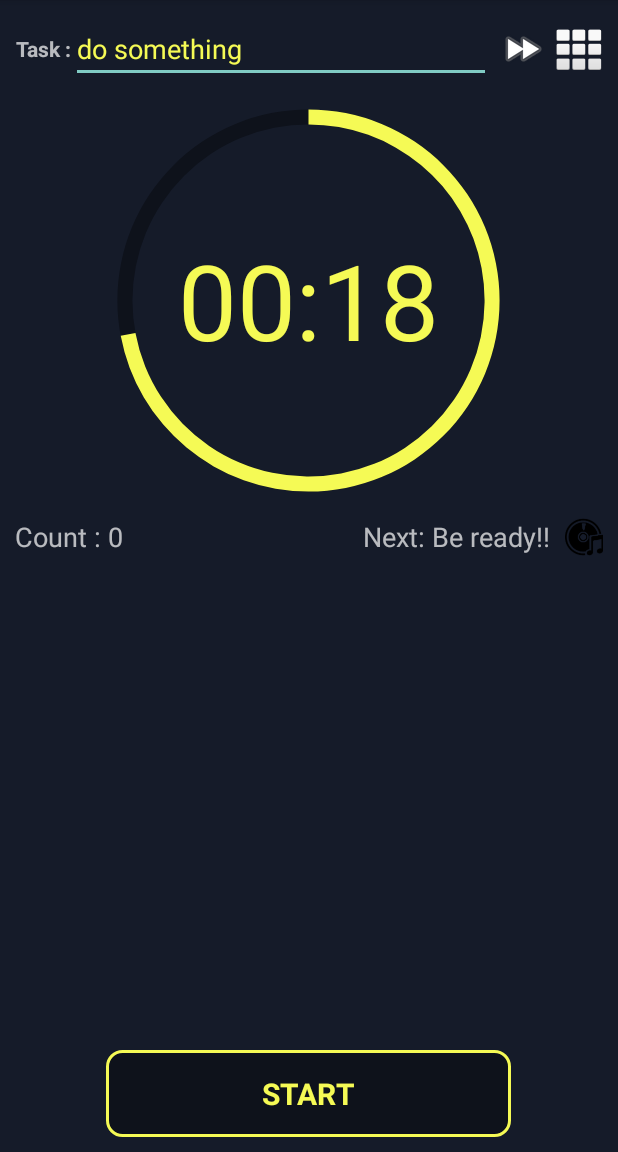
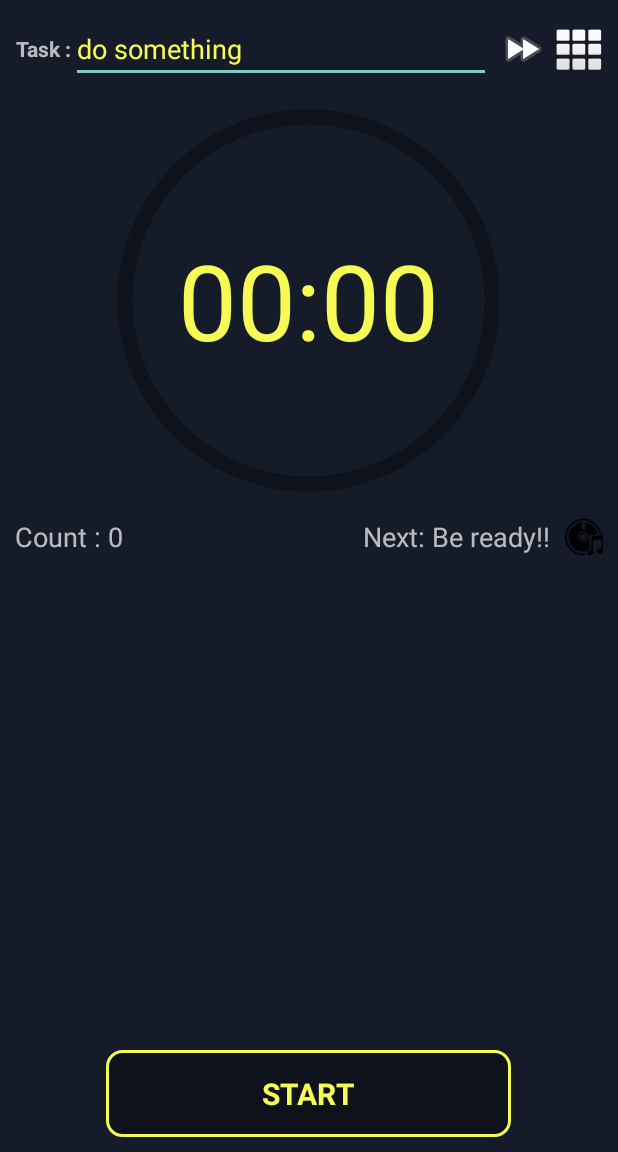
Before and after one commit to thanhtd1987/Pomorodo-Technique, an Android app: the screen it shows after launch (MainActivity), after a tap on "STOP", on a phone screen of 412 x 824 dp, the part 84-1236 px from its top. Run offline under Robolectric (Android 15) with nearby library versions, the light colour scheme and no system bars; 3 other taps on this screen came first.

Commit message:
[UI] change reset + init time

```diff
--- a/app/src/main/java/com/funwolrd/pomodorotechnique/common/views/CircleCountDownTimer.java
+++ b/app/src/main/java/com/funwolrd/pomodorotechnique/common/views/CircleCountDownTimer.java
@@ -60,7 +60,7 @@ public class CircleCountDownTimer extends RelativeLayout implements CountDownTim
         }
         mCountDownTimer = new CountDownTimer(mTimeCountInMilliSeconds, COUNT_DOWN_INTERVAL) {
             boolean blink = false;
-            int count = 0;
+            int countTimeForBlink = 0;
             @Override
             public void onTick(long millisUntilFinished) {
                 tvTime.setText(Utils.msTimeFormatter(millisUntilFinished));
@@ -80,21 +80,20 @@ public class CircleCountDownTimer extends RelativeLayout implements CountDownTim
                     }, COUNT_DOWN_INTERVAL);
                 }*/
                 if (isWarningOutOfRestTime && Utils.isInWarningTime(millisUntilFinished, WARNING_TIME_IN_SECOND)) {
-                    tvTime.setTextColor(getResources().getColor(R.color.warning_color));
-                    if (count == 10) {
+                    if (countTimeForBlink == 10) {
+                        tvTime.setTextColor(getResources().getColor(R.color.warning_color));
                         tvTime.setVisibility(blink ? INVISIBLE : VISIBLE);
                         blink = !blink;
-                        count = 0;
+                        countTimeForBlink = 0;
                     } else {
-                        count++;
+                        countTimeForBlink++;
                     }
                 }
             }
 
             @Override
             public void onFinish() {
-                tvTime.setVisibility(VISIBLE);
-                tvTime.setTextColor(getResources().getColor(R.color.colorYellow));
+                resetTimer();
                 mCallback.onFinishCountDown();
             }
         }.start();
@@ -106,6 +105,7 @@ public class CircleCountDownTimer extends RelativeLayout implements CountDownTim
     public void stopCountDown() {
         mCountDownTimer.cancel();
         mCountDownTimer = null;
+        resetTimer();
         mCallback.onStopCountDown();
     }
 
@@ -124,4 +124,11 @@ public class CircleCountDownTimer extends RelativeLayout implements CountDownTim
         progressBarCircle.setProgress((int) mTimeCountInMilliSeconds / COUNT_DOWN_INTERVAL);
     }
 
+    private void resetTimer () {
+        tvTime.setVisibility(VISIBLE);
+        tvTime.setTextColor(getResources().getColor(R.color.colorYellow));
+        tvTime.setText(Utils.msTimeFormatter(0));
+        progressBarCircle.setProgress(0);
+    }
+
 }
--- a/app/src/main/res/layout/view_circle_count_down_timer.xml
+++ b/app/src/main/res/layout/view_circle_count_down_timer.xml
@@ -13,7 +13,7 @@
         android:background="@drawable/drawable_circle_dark_blue"
         android:indeterminate="false"
         android:max="100"
-        android:progress="100"
+        android:progress="0"
         android:progressDrawable="@drawable/drawable_circle_yellow"
         android:rotation="-90" />
 
@@ -25,7 +25,7 @@
         android:layout_alignBottom="@id/progress_bar_circle"
         android:layout_alignTop="@id/progress_bar_circle"
         android:gravity="center"
-        android:text="25:00"
+        android:text="00:00"
         android:textColor="@color/colorYellow"
         android:textSize="70sp" />
 
```
